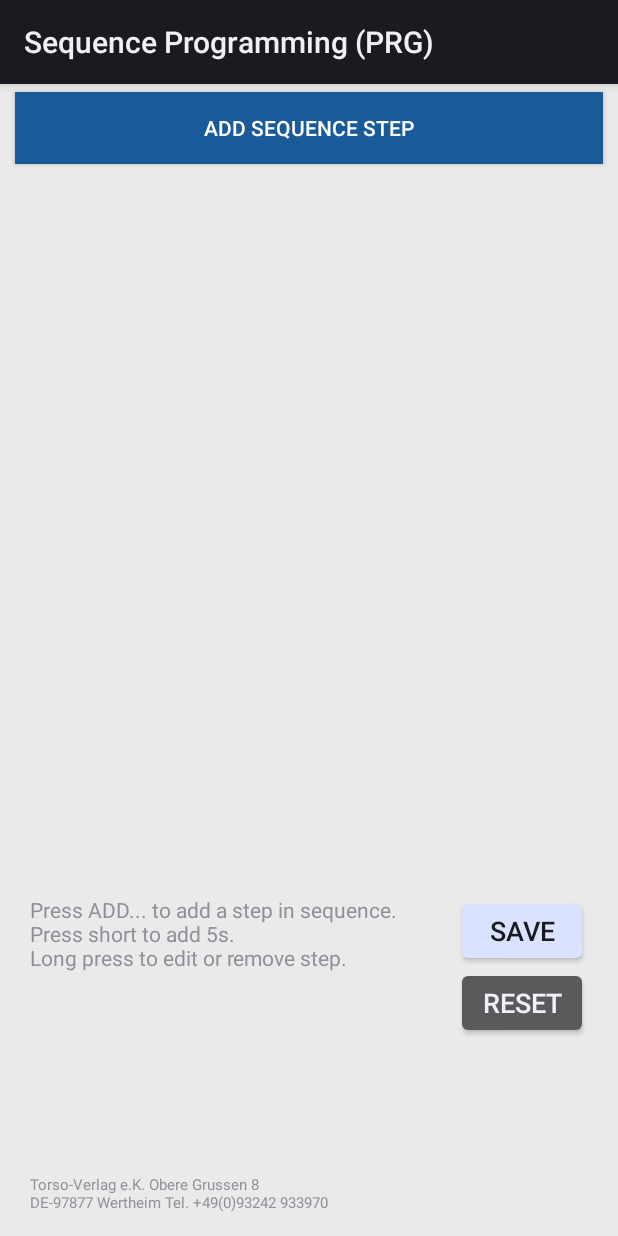
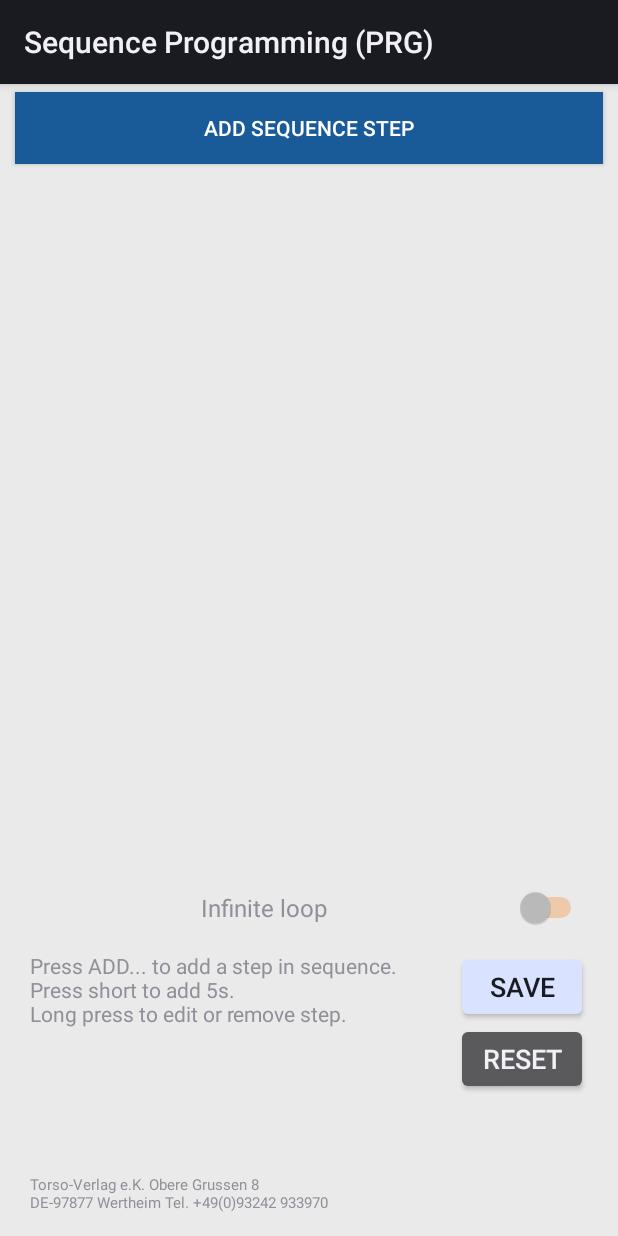
Before and after one commit to maurycyszpak/LED2match, an Android app: the TRSSequence screen opened directly, with no data from a screen before it, on a phone screen of 412 x 824 dp. Run offline under Robolectric (Android 15) with nearby library versions, the phone set to English and light mode, and no system bars.

Commit message:
Defect D077 fixed - Adding "infinite loop" switch to Sequence page

```diff
--- a/src/main/java/com/kiand/LED2match/Constants.java
+++ b/src/main/java/com/kiand/LED2match/Constants.java
@@ -18,6 +18,7 @@ class Constants {
 
 
 
+
     public static final int DEFAULT_PSU_POWER = 2200;
     public static final String sNewLine = System.getProperty("line.separator");
 
--- a/src/main/java/com/kiand/LED2match/TRSSequence.java
+++ b/src/main/java/com/kiand/LED2match/TRSSequence.java
@@ -2,7 +2,9 @@ package com.kiand.LED2match;
 
 import android.app.AlertDialog;
 import android.app.ListActivity;
+import android.bluetooth.BluetoothAdapter;
 import android.content.Context;
+import android.content.Intent;
 import android.content.SharedPreferences;
 import android.os.Bundle;
 
@@ -12,8 +14,10 @@ import android.view.View;
 import android.widget.AdapterView;
 import android.widget.ArrayAdapter;
 import android.widget.BaseAdapter;
+import android.widget.CompoundButton;
 import android.widget.ListView;
 import android.widget.Spinner;
+import android.widget.Switch;
 import android.widget.Toast;
 
 import org.json.JSONArray;
@@ -28,6 +32,8 @@ import java.util.Map;
 import java.util.TimeZone;
 import java.util.TreeMap;
 
+import static com.kiand.LED2match.BtCOMMsService.BT_CONNECTED_PREFS;
+import static com.kiand.LED2match.Constants.CONFIG_SETTINGS;
 import static com.kiand.LED2match.Constants.PRESETS_DEFINITION;
 import static com.kiand.LED2match.Constants.SP_LAMP_TIMERS;
 import static com.kiand.LED2match.Constants.SP_SEQUENCE_COMMAND_GENERATE;
@@ -42,6 +48,7 @@ public class TRSSequence extends ListActivity {
     int clickCounter = 0;
     final Context context = this;
     ListView listView;
+    Switch aSwitch;
     public static final String TAG = "MORRIS-LSTVIEW";
 
     @Override
@@ -75,6 +82,25 @@ public class TRSSequence extends ListActivity {
                 return true;
             }
         });
+        aSwitch = findViewById(R.id.switch_infinite_loop);
+        aSwitch.setOnCheckedChangeListener(
+                new CompoundButton.OnCheckedChangeListener() {
+                    public void onCheckedChanged(CompoundButton buttonView, boolean isChecked) {
+                        SharedPreferences sp = getSharedPreferences(CONFIG_SETTINGS, 0);
+                        SharedPreferences.Editor sp_editor = sp.edit();
+                        sp_editor.clear();
+                        sp_editor.apply();
+
+                        if (isChecked) {
+                            sp_editor.putBoolean("LOOP_SEQUENCE", true);
+                            sp_editor.apply();
+
+                        } else {
+                            sp_editor.putBoolean("LOOP_SEQUENCE", false);
+                            sp_editor.apply();
+                        }
+                    }
+                });
     }
 
 
--- a/src/main/res/layout/list_layout.xml
+++ b/src/main/res/layout/list_layout.xml
@@ -1,9 +1,9 @@
 <?xml version="1.0" encoding="utf-8"?>
-<LinearLayout
-    xmlns:android="http://schemas.android.com/apk/res/android"
+<LinearLayout xmlns:android="http://schemas.android.com/apk/res/android"
     xmlns:tools="http://schemas.android.com/tools"
     android:layout_width="match_parent"
     android:layout_height="fill_parent"
+    xmlns:app="http://schemas.android.com/apk/res-auto"
     android:orientation="vertical"
     tools:context="com.kiand.LED2match.TRSSequence"
     android:background="#EAEAEA">
@@ -57,15 +57,53 @@
         android:layout_weight="0.3"
 
         >
+
+        <LinearLayout
+            android:layout_width="match_parent"
+            android:layout_height="wrap_content"
+            android:layout_marginLeft="0dp"
+            android:layout_marginRight="0dp"
+            android:layout_marginTop="0dp"
+            android:layout_marginBottom="10dp"
+            android:baselineAligned="false"
+            android:id="@+id/layout_infinity_modifier"
+            >
+
+            <TextView
+                android:layout_width="0dp"
+                android:layout_height="match_parent"
+                android:layout_marginEnd="@dimen/button_margin"
+                android:layout_weight="@dimen/settings_pg_label_width"
+                android:gravity="end|center_vertical"
+                android:text="Infinite loop"
+                android:textSize="@dimen/button_text_size" />
+
+            <Switch
+                android:id="@+id/switch_infinite_loop"
+                android:layout_width="0dp"
+                android:layout_height="wrap_content"
+                app:layout_constraintEnd_toEndOf="parent"
+                app:layout_constraintStart_toStartOf="parent"
+                app:layout_constraintTop_toTopOf="parent"
+                android:text=""
+                android:textSize="@dimen/button_text_size"
+                android:layout_weight="@dimen/settings_pg_value_width"
+                android:layout_gravity="left|center_vertical"
+                android:theme="@style/MySwitch"
+                />
+
+
+        </LinearLayout>
+
+
         <LinearLayout
             android:id="@+id/lLayout3"
             android:layout_width="match_parent"
             android:layout_height="wrap_content"
-
+            android:layout_below="@+id/layout_infinity_modifier"
             android:layout_marginTop="5dp"
             android:baselineAligned="false"
             android:orientation="horizontal"
-
             >
 
             <TextView
@@ -99,10 +137,6 @@
                 android:textSize="18dp"
                 android:onClick="resetSequenceCommand"/>
             </LinearLayout>
-
-                />
-
-
         </LinearLayout>
 
         <LinearLayout
```
Also changed, not shown: src/main/java/com/kiand/LED2match/TRSDigitalPanel.java (+12 -0 lines).
